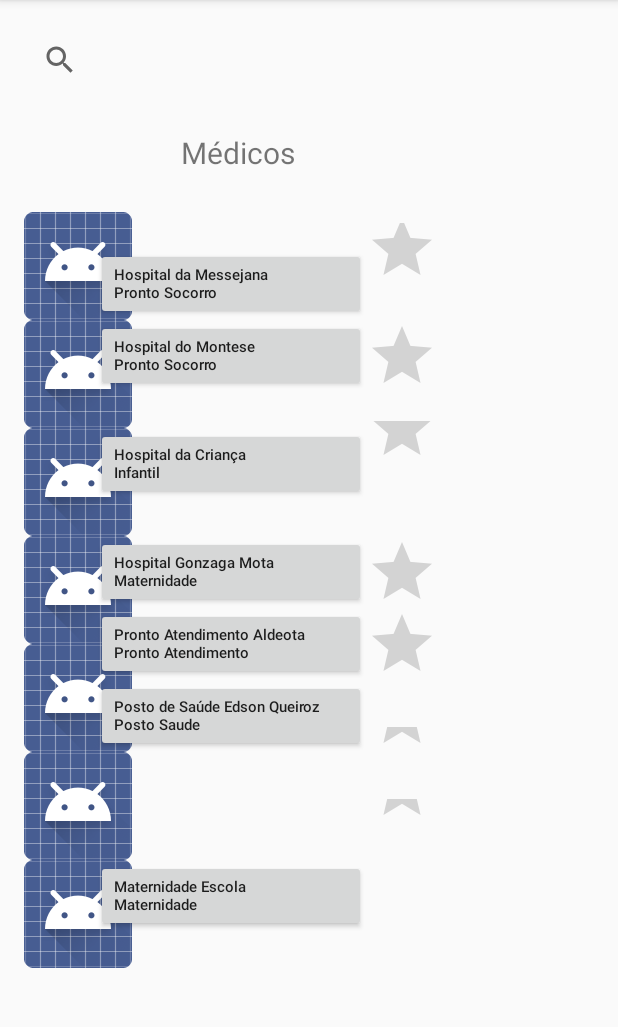
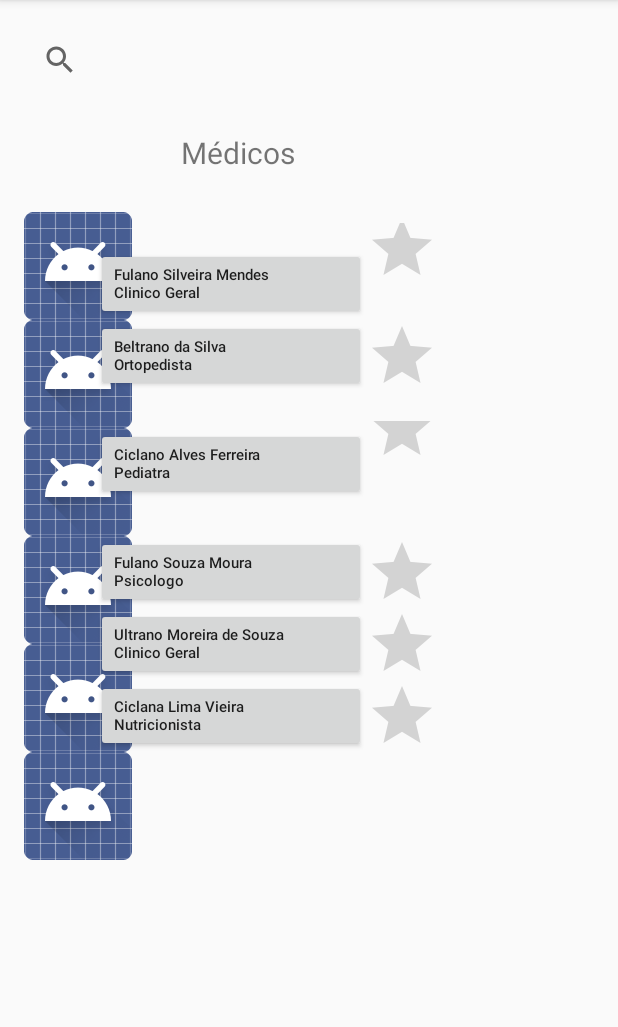
Before and after one commit to AdrianoModa/SocialMedic, an Android app: the TelaMedicos screen opened directly, with no data from a screen before it, on a phone screen of 412 x 824 dp, the part 84-1111 px from its top. Run offline under Robolectric (Android 15) with nearby library versions, the phone set to English and light mode, and no system bars.

Commit message:
Conclusão da Tela Medicos e Tela Hospitais

```diff
--- a/app/src/main/java/com/example/androidc22/socialmedic/TelaMedicos.java
+++ b/app/src/main/java/com/example/androidc22/socialmedic/TelaMedicos.java
@@ -15,7 +15,7 @@
         super.onCreate(savedInstanceState);
         setContentView(R.layout.activity_tela_medicos);
 
-        btnMedico = (Button) findViewById(R.id.btnMedico);
+        btnMedico = (Button) findViewById(R.id.btnMedico01);
 
         btnMedico.setOnClickListener(new View.OnClickListener() {
             @Override
--- a/app/src/main/res/layout/activity_tela_medicos.xml
+++ b/app/src/main/res/layout/activity_tela_medicos.xml
@@ -81,15 +81,6 @@
         app:srcCompat="@android:drawable/sym_def_app_icon" />
 
     <ImageView
-        android:id="@+id/imageView7"
-        android:layout_width="wrap_content"
-        android:layout_height="wrap_content"
-        app:srcCompat="@android:drawable/sym_def_app_icon"
-        android:layout_below="@+id/imageView6"
-        android:layout_alignParentLeft="true"
-        android:layout_alignParentStart="true" />
-
-    <ImageView
         android:id="@+id/imageView6"
         android:layout_width="wrap_content"
         android:layout_height="wrap_content"
@@ -135,25 +126,13 @@
         app:srcCompat="@android:drawable/sym_def_app_icon" />
 
     <Button
-        android:id="@+id/btnMedico07"
-        android:layout_width="180dp"
-        android:layout_height="wrap_content"
-        android:layout_below="@+id/imageView6"
-        android:layout_toEndOf="@+id/relativeLayout"
-        android:layout_toRightOf="@+id/relativeLayout"
-        android:text="Maternidade Escola \nMaternidade"
-        android:textAlignment="viewStart"
-        android:textAllCaps="false"
-        android:textSize="10sp" />
-
-    <Button
         android:id="@+id/btnMedico06"
         android:layout_width="180dp"
         android:layout_height="wrap_content"
         android:layout_below="@+id/btnMedico05"
         android:layout_toEndOf="@+id/relativeLayout"
         android:layout_toRightOf="@+id/relativeLayout"
-        android:text="Posto de Saúde Edson Queiroz \nPosto Saude"
+        android:text="Ciclana Lima Vieira \nNutricionista"
         android:textAlignment="viewStart"
         android:textAllCaps="false"
         android:textSize="10sp" />
@@ -165,7 +144,7 @@
         android:layout_below="@+id/btnMedico04"
         android:layout_toEndOf="@+id/relativeLayout"
         android:layout_toRightOf="@+id/relativeLayout"
-        android:text="Pronto Atendimento Aldeota \nPronto Atendimento"
+        android:text="Ultrano Moreira de Souza \nClinico Geral"
         android:textAlignment="viewStart"
         android:textAllCaps="false"
         android:textSize="10sp" />
@@ -177,7 +156,7 @@
         android:layout_below="@+id/imageView3"
         android:layout_toEndOf="@+id/relativeLayout"
         android:layout_toRightOf="@+id/relativeLayout"
-        android:text="Hospital Gonzaga Mota \nMaternidade"
+        android:text="Fulano Souza Moura \nPsicologo"
         android:textAlignment="viewStart"
         android:textAllCaps="false"
         android:textSize="10sp" />
@@ -189,7 +168,7 @@
         android:layout_below="@+id/imageView2"
         android:layout_toEndOf="@+id/relativeLayout"
         android:layout_toRightOf="@+id/relativeLayout"
-        android:text="Hospital da Criança \nInfantil"
+        android:text="Ciclano Alves Ferreira \nPediatra"
         android:textAlignment="viewStart"
         android:textAllCaps="false"
         android:textSize="10sp" />
@@ -201,7 +180,7 @@
         android:layout_below="@+id/btnMedico01"
         android:layout_toEndOf="@+id/relativeLayout"
         android:layout_toRightOf="@+id/relativeLayout"
-        android:text="Hospital do Montese \nPronto Socorro"
+        android:text="Beltrano da Silva \nOrtopedista"
         android:textAlignment="viewStart"
         android:textAllCaps="false"
         android:textSize="10sp" />
@@ -214,7 +193,7 @@
         android:layout_toEndOf="@+id/relativeLayout"
         android:layout_toLeftOf="@+id/ratingBar2"
         android:layout_toRightOf="@+id/relativeLayout"
-        android:text="Hospital da Messejana \nPronto Socorro"
+        android:text="Fulano Silveira Mendes \nClinico Geral"
         android:textAlignment="textStart"
         android:textAllCaps="false"
         android:textSize="10sp" />
@@ -228,16 +207,6 @@
         android:layout_toRightOf="@+id/relativeLayout2"
         android:layout_toEndOf="@+id/relativeLayout2"
         android:layout_above="@+id/btnMedico04" />
-
-    <RatingBar
-        android:id="@+id/ratingBar7"
-        android:layout_width="wrap_content"
-        android:layout_height="wrap_content"
-        android:layout_alignBottom="@+id/btnMedico07"
-        android:layout_below="@+id/btnMedico06"
-        android:layout_toEndOf="@+id/relativeLayout2"
-        android:layout_toRightOf="@+id/relativeLayout2"
-        android:numStars="1" />
 
     <RatingBar
         android:id="@+id/ratingBar6"
```
Also changed, not shown: app/src/main/res/layout/activity_tela_hospitais.xml (+0 -31 lines).
